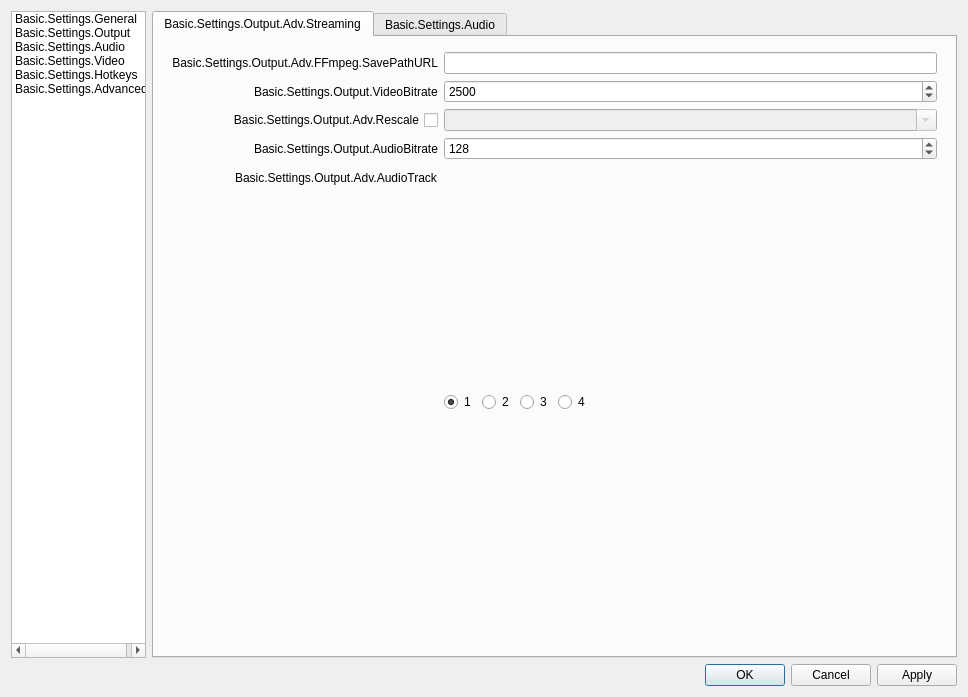
The window that obs/forms/OBSBasicSettings.ui (mixer/tachyon) describes before a commit, drawn with Qt 5.
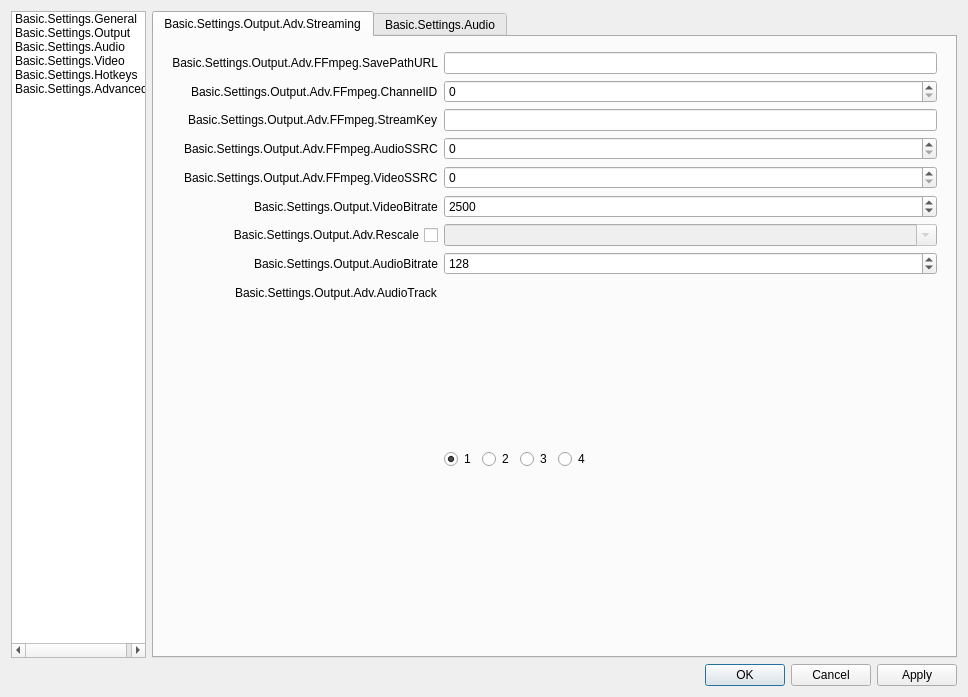
The same window after the commit. Icons and pictures are not drawn.

Commit message: Add FTL options to OBS

Patch:
```diff
--- a/obs/forms/OBSBasicSettings.ui
+++ b/obs/forms/OBSBasicSettings.ui
@@ -289,14 +289,14 @@
                      <item row="0" column="1">
                       <widget class="QLineEdit" name="advOutFFURL"/>
                      </item>
-                     <item row="1" column="0">
+                     <item row="5" column="0">
                       <widget class="QLabel" name="label_40">
                        <property name="text">
                         <string>Basic.Settings.Output.VideoBitrate</string>
                        </property>
                       </widget>
                      </item>
-                     <item row="1" column="1">
+                     <item row="5" column="1">
                       <widget class="QSpinBox" name="advOutFFVBitrate">
                        <property name="minimum">
                         <number>0</number>
@@ -309,7 +309,7 @@
                        </property>
                       </widget>
                      </item>
-                     <item row="2" column="0">
+                     <item row="6" column="0">
                       <widget class="QCheckBox" name="advOutFFUseRescale">
                        <property name="sizePolicy">
                         <sizepolicy hsizetype="Minimum" vsizetype="Expanding">
@@ -325,7 +325,7 @@
                        </property>
                       </widget>
                      </item>
-                     <item row="2" column="1">
+                     <item row="6" column="1">
                       <widget class="QComboBox" name="advOutFFRescale">
                        <property name="enabled">
                         <bool>false</bool>
@@ -335,14 +335,14 @@
                        </property>
                       </widget>
                      </item>
-                     <item row="4" column="0">
+                     <item row="8" column="0">
                       <widget class="QLabel" name="label_41">
                        <property name="text">
                         <string>Basic.Settings.Output.AudioBitrate</string>
                        </property>
                       </widget>
                      </item>
-                     <item row="4" column="1">
+                     <item row="8" column="1">
                       <widget class="QSpinBox" name="advOutFFABitrate">
                        <property name="minimum">
                         <number>32</number>
@@ -358,14 +358,14 @@
                        </property>
                       </widget>
                      </item>
-                     <item row="5" column="0">
+                     <item row="10" column="0">
                       <widget class="QLabel" name="label_47">
                        <property name="text">
                         <string>Basic.Settings.Output.Adv.AudioTrack</string>
                        </property>
                       </widget>
                      </item>
-                     <item row="5" column="1">
+                     <item row="10" column="1">
                       <widget class="QWidget" name="widget_10" native="true">
                        <property name="sizePolicy">
                         <sizepolicy hsizetype="Maximum" vsizetype="Preferred">
@@ -420,6 +420,46 @@
                        </layout>
                       </widget>
                      </item>
+                     <item row="1" column="0">
+                      <widget class="QLabel" name="label_7">
+                       <property name="text">
+                        <string>Basic.Settings.Output.Adv.FFmpeg.ChannelID</string>
+                       </property>
+                      </widget>
+                     </item>
+                     <item row="1" column="1">
+                      <widget class="QSpinBox" name="advOutFTLChannelId"/>
+                     </item>
+                     <item row="2" column="0">
+                      <widget class="QLabel" name="label_9">
+                       <property name="text">
+                        <string>Basic.Settings.Output.Adv.FFmpeg.StreamKey</string>
+                       </property>
+                      </widget>
+                     </item>
+                     <item row="2" column="1">
+                      <widget class="QLineEdit" name="advOutFTLStreamKey"/>
+                     </item>
+                     <item row="3" column="0">
+                      <widget class="QLabel" name="label_16">
+                       <property name="text">
+                        <string>Basic.Settings.Output.Adv.FFmpeg.AudioSSRC</string>
+                       </property>
+                      </widget>
+                     </item>
+                     <item row="3" column="1">
+                      <widget class="QSpinBox" name="advOutFTLAudioSSRC"/>
+                     </item>
+                     <item row="4" column="0">
+                      <widget class="QLabel" name="label_18">
+                       <property name="text">
+                        <string>Basic.Settings.Output.Adv.FFmpeg.VideoSSRC</string>
+                       </property>
+                      </widget>
+                     </item>
+                     <item row="4" column="1">
+                      <widget class="QSpinBox" name="advOutFTLVideoSSRC"/>
+                     </item>
                     </layout>
                    </widget>
                   </widget>
```
Left out of the diff: 4 changed lines with no effect on the pictures. The commit also changes 1 other file.
